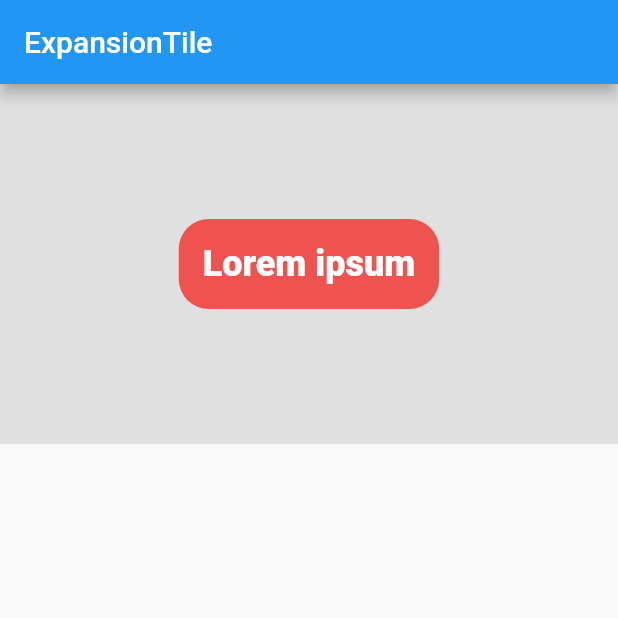
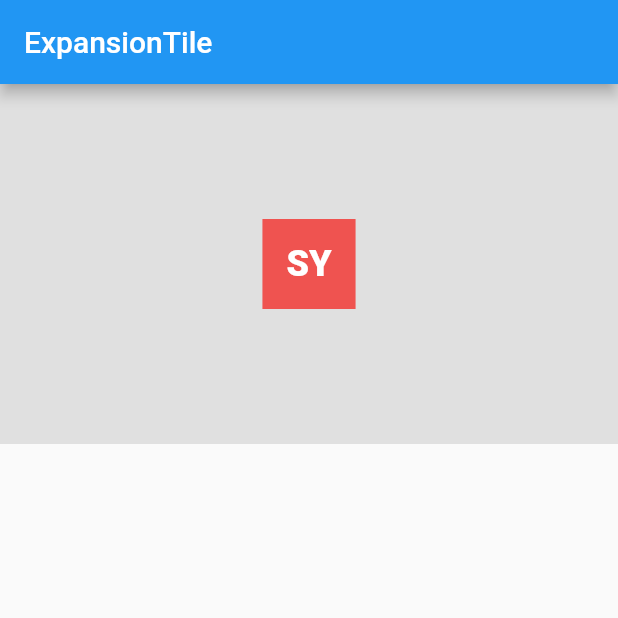
Before and after one commit to liangyuetian/pt-flutter, a Flutter app: the screen it shows after launch, on a phone screen of 412 x 824 dp, the top half of it. Run offline on Flutter 3.47's test engine with Material 2 defaults, Android fonts, the phone set to English and light mode, and no system bars.

```diff
--- a/lib/main.dart
+++ b/lib/main.dart
@@ -18,13 +18,13 @@ class ExpansionTileSample extends StatelessWidget {
             child: new Container(
               // red circle
               child: new Text(
-                "Lorem ipsum",
+                "SY",
                 style: bold24Roboto,
               ),
               decoration: new BoxDecoration(
                 color: Colors.red[400],
-                borderRadius: new BorderRadius.vertical(
-                    top: Radius.circular(20.0), bottom: Radius.circular(20.0)),
+//                borderRadius: new BorderRadius.vertical(
+//                    top: Radius.circular(20.0), bottom: Radius.circular(20.0)),
               ),
               padding: new EdgeInsets.all(16.0),
             ),
```
Also changed, not shown: 4 other files.
